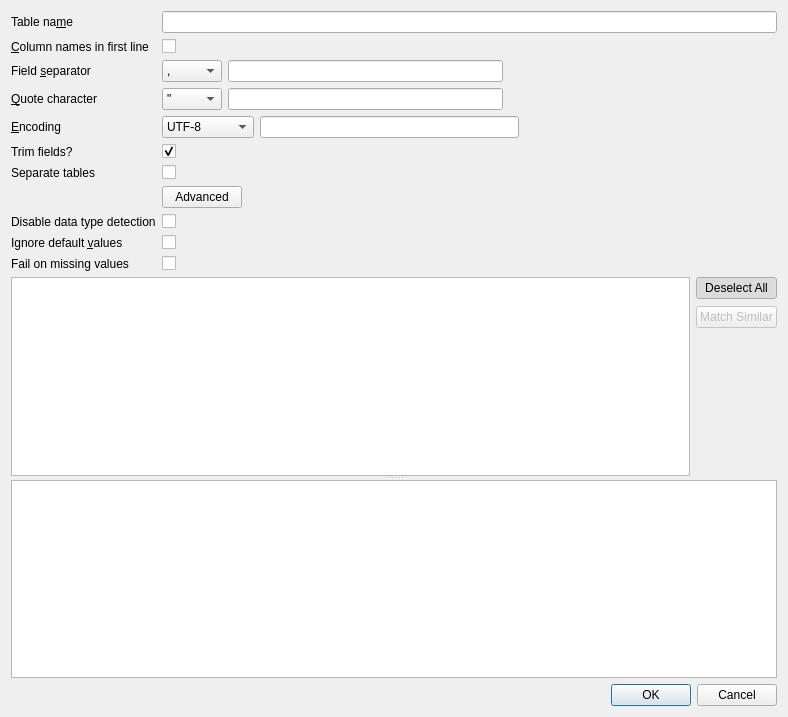
Qt form src/ImportCsvDialog.ui (sqlitebrowser/sqlitebrowser) before a commit.
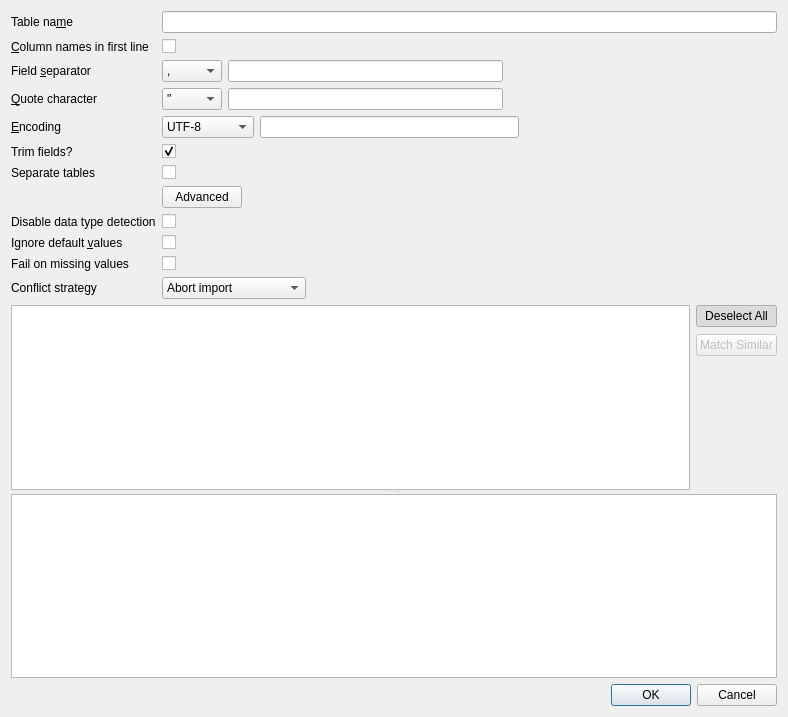
The same form after that commit. Icons and pictures are not drawn.

Commit message:
Allow specifying an ON CONFLICT strategy in the Import CSV dialog
Add a new dropdown box to the Import CSV dialog to set an ON CONFLICT
strategy when importing into an existing table. You can now choose
between the old and still default behaviour of aborting the import in
case of a conflict, ignoring the conflicting row from the CSV file, and
replacing the existing row in the table.

See issue #1585.

```diff
--- a/src/ImportCsvDialog.ui
+++ b/src/ImportCsvDialog.ui
@@ -323,6 +323,38 @@
        </property>
       </widget>
      </item>
+     <item row="12" column="1">
+      <widget class="QComboBox" name="comboOnConflictStrategy">
+       <property name="toolTip">
+        <string>When importing into an existing table with a primary key, unique constraints or a unique index there is a chance for a conflict. This option allows you to select a strategy for that case: By default the import is aborted and rolled back but you can also choose to ignore and not import conflicting rows or to replace the existing row in the table.</string>
+       </property>
+       <item>
+        <property name="text">
+         <string>Abort import</string>
+        </property>
+       </item>
+       <item>
+        <property name="text">
+         <string>Ignore row</string>
+        </property>
+       </item>
+       <item>
+        <property name="text">
+         <string>Replace existing row</string>
+        </property>
+       </item>
+      </widget>
+     </item>
+     <item row="12" column="0">
+      <widget class="QLabel" name="labelOnConflictStrategy">
+       <property name="text">
+        <string>Conflict strategy</string>
+       </property>
+       <property name="buddy">
+        <cstring>comboOnConflictStrategy</cstring>
+       </property>
+      </widget>
+     </item>
     </layout>
    </item>
    <item>
```
Left out of the diff: 65 changed lines with no effect on the pictures. The commit also changes 2 other files.
